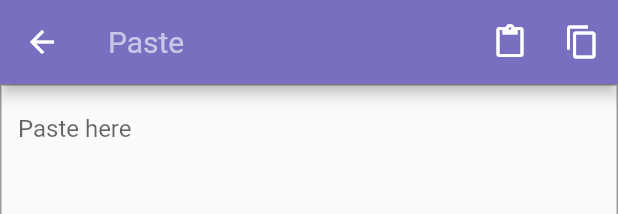
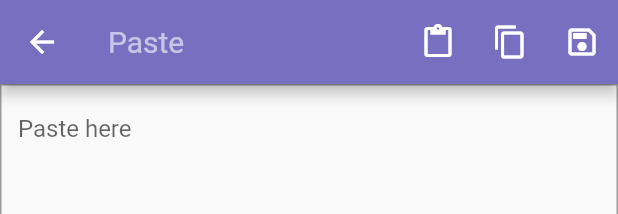
Before and after one commit to MistaZidane/notely, a Flutter app: the PasteBinScreen widget shown alone on an empty page, opened directly, after a tap on "Paste", on a phone screen of 412 x 824 dp. Shown: the top 214 px of the screen. Run offline on Flutter 3.47's test engine with Material 2 defaults, Android fonts, the phone set to English and light mode, and no system bars; our stand-ins replace animated_text_kit, curved_navigation_bar, get, hive, hive_flutter; missing offline and left inert: clipboard; accounts and stored records are empty.

Commit message:
save new pasted done

```diff
--- a/lib/boxes/boxes.dart
+++ b/lib/boxes/boxes.dart
@@ -1,7 +1,9 @@
 import 'package:hive/hive.dart';
 import 'package:hive_flutter/hive_flutter.dart';
 import 'package:notes/models/notes_model.dart';
+import 'package:notes/models/paste_model.dart';
 
 class Boxes {
   static Box<NotesModel> getNotes() => Hive.box<NotesModel>("notes");
+  static Box<PasteModel> getPaste() => Hive.box<PasteModel>("paste");
 }
--- a/lib/main.dart
+++ b/lib/main.dart
@@ -2,6 +2,7 @@ import 'package:flutter/material.dart';
 import 'package:get/route_manager.dart';
 import 'package:hive/hive.dart';
 import 'package:hive_flutter/hive_flutter.dart';
+import 'package:notes/models/paste_model.dart';
 // import 'package:notes/screens/home_screen.dart';
 // import 'package:notes/screens/add_notes_screen.dart';
 // import 'package:notes/screens/home_screen.dart';
@@ -18,7 +19,9 @@ import 'models/notes_model.dart';
 void main() async {
   await Hive.initFlutter();
   Hive.registerAdapter(NotesModelAdapter());
+  Hive.registerAdapter(PasteModelAdapter());
   await Hive.openBox<NotesModel>('notes');
+  await Hive.openBox<PasteModel>('paste');
   var box = await Hive.openBox('settings');
   box.put("theme", "dark");
   runApp(GetMaterialApp(
--- a/lib/models/paste_model.dart
+++ b/lib/models/paste_model.dart
@@ -1,6 +1,19 @@
+import 'package:hive/hive.dart';
+part 'paste_model.g.dart';
+
+@HiveType(typeId: 1)
 class PasteModel {
+  @HiveField(0)
   final String id;
+  @HiveField(1)
+  final String text;
+  @HiveField(2)
   final DateTime date;
-  final String text;
-  PasteModel({required this.id, required this.date, required this.text});
+  @HiveField(3)
+  final int color;
+  PasteModel(
+      {required this.color,
+      required this.id,
+      required this.date,
+      required this.text});
 }
--- a/lib/screens/add_notes_screen.dart
+++ b/lib/screens/add_notes_screen.dart
@@ -22,7 +22,7 @@ class AddNotesScreen extends StatelessWidget {
     final box = Boxes.getNotes();
 
     box.add(noteItem).then((value) {
-      print("added trasaction successfully");
+      print(value);
     });
   }
 
--- a/lib/screens/add_paste_screen.dart
+++ b/lib/screens/add_paste_screen.dart
@@ -1,10 +1,32 @@
+import 'dart:math';
+
 import 'package:flutter/material.dart';
 import 'package:get/get.dart';
 import 'package:clipboard/clipboard.dart';
+import 'package:notes/boxes/boxes.dart';
+import '../models/paste_model.dart';
 
 class AddPasteScreen extends StatelessWidget {
   AddPasteScreen({Key? key}) : super(key: key);
   final TextEditingController textfieldontroller = TextEditingController();
+  final List<Color> colors = [
+    Color.fromRGBO(218, 198, 162, 1),
+    Color.fromRGBO(183, 111, 193, 1),
+    Color.fromRGBO(163, 112, 194, 1),
+    Color.fromRGBO(168, 161, 215, 1),
+    Color.fromRGBO(162, 182, 218, 1),
+    Color.fromRGBO(194, 163, 112, 1),
+    Color.fromRGBO(196, 122, 112, 1),
+  ];
+
+  void addPaste(PasteModel pasteItem) async {
+    final box = Boxes.getPaste();
+
+    box.add(pasteItem).then((value) {
+      print(value);
+    });
+  }
+
   @override
   Widget build(BuildContext context) {
     return Scaffold(
@@ -20,6 +42,8 @@ class AddPasteScreen extends StatelessWidget {
             onPressed: () {
               FlutterClipboard.paste().then((value) {
                 textfieldontroller.text = value;
+                Get.snackbar("Success", "Pasted from Cliboard",
+                    snackPosition: SnackPosition.BOTTOM);
               });
             },
             icon: Icon(Icons.paste_outlined),
@@ -32,6 +56,19 @@ class AddPasteScreen extends StatelessWidget {
               });
             },
             icon: Icon(Icons.copy_outlined),
+          ),
+          IconButton(
+            onPressed: () {
+              var randomColorIndex = Random();
+              addPaste(PasteModel(
+                  color: randomColorIndex.nextInt(6),
+                  id: "id",
+                  date: DateTime.now(),
+                  text: textfieldontroller.text));
+              Get.snackbar("Success", "Saved Paste",
+                  snackPosition: SnackPosition.BOTTOM);
+            },
+            icon: Icon(Icons.save_outlined),
           ),
         ],
       ),
--- a/lib/screens/notes_screen.dart
+++ b/lib/screens/notes_screen.dart
@@ -100,7 +100,7 @@ class NotesScreen extends StatelessWidget {
                                       color: Colors.white70),
                                 ),
                                 Text(
-                                  data!.title,
+                                  data.title,
                                   style: TextStyle(
                                       color: Colors.white70,
                                       fontWeight: FontWeight.bold),
--- a/lib/screens/paste_bin_screen.dart
+++ b/lib/screens/paste_bin_screen.dart
@@ -1,17 +1,35 @@
 import 'package:flutter/material.dart';
 import 'package:get/route_manager.dart';
+import 'package:notes/models/paste_model.dart';
+import '../boxes/boxes.dart';
 import '../screens/add_paste_screen.dart';
+import 'package:hive/hive.dart';
+import 'package:hive_flutter/hive_flutter.dart';
 
 class PasteBinScreen extends StatelessWidget {
-  const PasteBinScreen({Key? key}) : super(key: key);
-
+  PasteBinScreen({Key? key}) : super(key: key);
+  final List<Color> colors = [
+    Color.fromRGBO(218, 198, 162, 1),
+    Color.fromRGBO(183, 111, 193, 1),
+    Color.fromRGBO(163, 112, 194, 1),
+    Color.fromRGBO(168, 161, 215, 1),
+    Color.fromRGBO(162, 182, 218, 1),
+    Color.fromRGBO(194, 163, 112, 1),
+    Color.fromRGBO(196, 122, 112, 1),
+  ];
   @override
   Widget build(BuildContext context) {
-    return GridView(
+    return ValueListenableBuilder(
+        valueListenable: Boxes.getPaste().listenable(),
+        builder: (context, Box<PasteModel> items, _) {
+          List<int> keys = items.keys.cast<int>().toList();
+          return GridView.builder(
             gridDelegate: SliverGridDelegateWithFixedCrossAxisCount(
                 crossAxisCount: 2, crossAxisSpacing: 4.0, mainAxisSpacing: 4.0),
-      children: [
-        InkWell(
+            itemCount: keys.length + 1,
+            itemBuilder: (context, index) {
+              if (index == 0) {
+                return InkWell(
                   onTap: () {
                     Get.to(AddPasteScreen());
                   },
@@ -38,21 +56,24 @@ class PasteBinScreen extends StatelessWidget {
                           ),
                           Text(
                             "Paste",
-                    style:
-                        TextStyle(fontSize: 25.0, fontWeight: FontWeight.bold),
+                            style: TextStyle(
+                                fontSize: 25.0, fontWeight: FontWeight.bold),
                           )
                         ],
                       ),
                     ),
                   ),
-        ),
-        InkWell(
+                );
+              }
+              final int key = keys[index - 1];
+              final PasteModel? data = items.get(key);
+              return InkWell(
                 onTap: () {},
                 child: Card(
                   margin: EdgeInsets.all(10.0),
                   elevation: 5.0,
                   shadowColor: Colors.grey,
-            color: Color.fromRGBO(218, 198, 162, 1),
+                  color: colors[data!.color],
                   shape: RoundedRectangleBorder(
                     borderRadius: BorderRadius.circular(18.0),
                   ),
@@ -75,7 +96,7 @@ class PasteBinScreen extends StatelessWidget {
                                 ),
                                 Flexible(
                                   child: Text(
-                              "Lorem Ipsum is simply dummy text of the printing and typesetting industry. Lorem Ipsum has been the industry's standard dummy text ever since the 1500s",
+                                    data.text,
                                     style: TextStyle(color: Colors.white70),
                                     softWrap: true,
                                   ),
@@ -88,180 +109,182 @@ class PasteBinScreen extends StatelessWidget {
                     ),
                   ),
                 ),
-        ),
-        InkWell(
-          onTap: () {},
-          child: Card(
-            margin: EdgeInsets.all(10.0),
-            elevation: 5.0,
-            shadowColor: Colors.grey,
-            color: Color.fromRGBO(183, 111, 193, 1),
-            shape: RoundedRectangleBorder(
-              borderRadius: BorderRadius.circular(18.0),
-            ),
-            child: Padding(
-              padding: const EdgeInsets.all(13.0),
-              child: Row(
-                mainAxisAlignment: MainAxisAlignment.spaceBetween,
-                children: [
-                  Flexible(
-                    child: Container(
-                      child: Column(
-                        crossAxisAlignment: CrossAxisAlignment.start,
-                        children: [
-                          Text(
-                            "13/06/2021",
-                            style: TextStyle(
-                                fontSize: 16.0,
-                                fontWeight: FontWeight.bold,
-                                color: Colors.white70),
-                          ),
-                          Flexible(
-                            child: Text(
-                              "Lorem Ipsum is simply dummy text of the printing and typesetting industry. Lorem Ipsum has been the industry's standard dummy text ever since the 1500s",
-                              style: TextStyle(color: Colors.white70),
-                              softWrap: true,
-                            ),
-                          ),
-                        ],
-                      ),
-                    ),
-                  ),
-                ],
-              ),
-            ),
-          ),
-        ),
-        InkWell(
-          onTap: () {},
-          child: Card(
-            margin: EdgeInsets.all(10.0),
-            elevation: 5.0,
-            shadowColor: Colors.grey,
-            color: Color.fromRGBO(163, 112, 194, 1),
-            shape: RoundedRectangleBorder(
-              borderRadius: BorderRadius.circular(18.0),
-            ),
-            child: Padding(
-              padding: const EdgeInsets.all(13.0),
-              child: Row(
-                mainAxisAlignment: MainAxisAlignment.spaceBetween,
-                children: [
-                  Flexible(
-                    child: Container(
-                      child: Column(
-                        crossAxisAlignment: CrossAxisAlignment.start,
-                        children: [
-                          Text(
-                            "13/06/2021",
-                            style: TextStyle(
-                                fontSize: 16.0,
-                                fontWeight: FontWeight.bold,
-                                color: Colors.white70),
-                          ),
-                          Flexible(
-                            child: Text(
-                              "Lorem Ipsum is simply dummy text of the printing and typesetting industry. Lorem Ipsum has been the industry's standard dummy text ever since the 1500s",
-                              style: TextStyle(color: Colors.white70),
-                              softWrap: true,
-                            ),
-                          ),
-                        ],
-                      ),
-                    ),
-                  ),
-                ],
-              ),
-            ),
-          ),
-        ),
-        InkWell(
-          onTap: () {},
-          child: Card(
-            margin: EdgeInsets.all(10.0),
-            elevation: 5.0,
-            shadowColor: Colors.grey,
-            color: Color.fromRGBO(168, 161, 215, 1),
-            shape: RoundedRectangleBorder(
-              borderRadius: BorderRadius.circular(18.0),
-            ),
-            child: Padding(
-              padding: const EdgeInsets.all(13.0),
-              child: Row(
-                mainAxisAlignment: MainAxisAlignment.spaceBetween,
-                children: [
-                  Flexible(
-                    child: Container(
-                      child: Column(
-                        crossAxisAlignment: CrossAxisAlignment.start,
-                        children: [
-                          Text(
-                            "13/06/2021",
-                            style: TextStyle(
-                                fontSize: 16.0,
-                                fontWeight: FontWeight.bold,
-                                color: Colors.white70),
-                          ),
-                          Flexible(
-                            child: Text(
-                              "Lorem Ipsum is simply dummy text of the printing and typesetting industry. Lorem Ipsum has been the industry's standard dummy text ever since the 1500s",
-                              style: TextStyle(color: Colors.white70),
-                              softWrap: true,
-                            ),
-                          ),
-                        ],
-                      ),
-                    ),
-                  ),
-                ],
-              ),
-            ),
-          ),
-        ),
-        InkWell(
-          onTap: () {},
-          child: Card(
-            margin: EdgeInsets.all(10.0),
-            elevation: 5.0,
-            shadowColor: Colors.grey,
-            color: Color.fromRGBO(162, 182, 218, 1),
-            shape: RoundedRectangleBorder(
-              borderRadius: BorderRadius.circular(18.0),
-            ),
-            child: Padding(
-              padding: const EdgeInsets.all(13.0),
-              child: Row(
-                mainAxisAlignment: MainAxisAlignment.spaceBetween,
-                children: [
-                  Flexible(
-                    child: Container(
-                      child: Column(
-                        crossAxisAlignment: CrossAxisAlignment.start,
-                        children: [
-                          Text(
-                            "13/06/2021",
-                            style: TextStyle(
-                                fontSize: 16.0,
-                                fontWeight: FontWeight.bold,
-                                color: Colors.white70),
-                          ),
-                          Flexible(
-                            child: Text(
-                              "Lorem Ipsum is simply dummy text of the printing and typesetting industry. Lorem Ipsum has been the industry's standard dummy text ever since the 1500s",
-                              style: TextStyle(color: Colors.white70),
-                              softWrap: true,
-                            ),
-                          ),
-                        ],
-                      ),
-                    ),
-                  ),
-                ],
-              ),
-            ),
-          ),
-        ),
-      ],
               );
+            },
+          );
+        });
+
+    // InkWell(
+    //   onTap: () {},
+    //   child: Card(
+    //     margin: EdgeInsets.all(10.0),
+    //     elevation: 5.0,
+    //     shadowColor: Colors.grey,
+    //     color: Color.fromRGBO(183, 111, 193, 1),
+    //     shape: RoundedRectangleBorder(
+    //       borderRadius: BorderRadius.circular(18.0),
+    //     ),
+    //     child: Padding(
+    //       padding: const EdgeInsets.all(13.0),
+    //       child: Row(
+    //         mainAxisAlignment: MainAxisAlignment.spaceBetween,
+    //         children: [
+    //           Flexible(
+    //             child: Container(
+    //               child: Column(
+    //                 crossAxisAlignment: CrossAxisAlignment.start,
+    //                 children: [
+    //                   Text(
+    //                     "13/06/2021",
+    //                     style: TextStyle(
+    //                         fontSize: 16.0,
+    //                         fontWeight: FontWeight.bold,
+    //                         color: Colors.white70),
+    //                   ),
+    //                   Flexible(
+    //                     child: Text(
+    //                       "Lorem Ipsum is simply dummy text of the printing and typesetting industry. Lorem Ipsum has been the industry's standard dummy text ever since the 1500s",
+    //                       style: TextStyle(color: Colors.white70),
+    //                       softWrap: true,
+    //                     ),
+    //                   ),
+    //                 ],
+    //               ),
+    //             ),
+    //           ),
+    //         ],
+    //       ),
+    //     ),
+    //   ),
+    // ),
+    // InkWell(
+    //   onTap: () {},
+    //   child: Card(
+    //     margin: EdgeInsets.all(10.0),
+    //     elevation: 5.0,
+    //     shadowColor: Colors.grey,
+    //     color: Color.fromRGBO(163, 112, 194, 1),
+    //     shape: RoundedRectangleBorder(
+    //       borderRadius: BorderRadius.circular(18.0),
+    //     ),
+    //     child: Padding(
+    //       padding: const EdgeInsets.all(13.0),
+    //       child: Row(
+    //         mainAxisAlignment: MainAxisAlignment.spaceBetween,
+    //         children: [
+    //           Flexible(
+    //             child: Container(
+    //               child: Column(
+    //                 crossAxisAlignment: CrossAxisAlignment.start,
+    //                 children: [
+    //                   Text(
+    //                     "13/06/2021",
+    //                     style: TextStyle(
+    //                         fontSize: 16.0,
+    //                         fontWeight: FontWeight.bold,
+    //                         color: Colors.white70),
+    //                   ),
+    //                   Flexible(
+    //                     child: Text(
+    //                       "Lorem Ipsum is simply dummy text of the printing and typesetting industry. Lorem Ipsum has been the industry's standard dummy text ever since the 1500s",
+    //                       style: TextStyle(color: Colors.white70),
+    //                       softWrap: true,
+    //                     ),
+    //                   ),
+    //                 ],
+    //               ),
+    //             ),
+    //           ),
+    //         ],
+    //       ),
+    //     ),
+    //   ),
+    // ),
+    // InkWell(
+    //   onTap: () {},
+    //   child: Card(
+    //     margin: EdgeInsets.all(10.0),
+    //     elevation: 5.0,
+    //     shadowColor: Colors.grey,
+    //     color: Color.fromRGBO(168, 161, 215, 1),
+    //     shape: RoundedRectangleBorder(
+    //       borderRadius: BorderRadius.circular(18.0),
+    //     ),
+    //     child: Padding(
+    //       padding: const EdgeInsets.all(13.0),
+    //       child: Row(
+    //         mainAxisAlignment: MainAxisAlignment.spaceBetween,
+    //         children: [
+    //           Flexible(
+    //             child: Container(
+    //               child: Column(
+    //                 crossAxisAlignment: CrossAxisAlignment.start,
+    //                 children: [
+    //                   Text(
+    //                     "13/06/2021",
+    //                     style: TextStyle(
+    //                         fontSize: 16.0,
+    //                         fontWeight: FontWeight.bold,
+    //                         color: Colors.white70),
+    //                   ),
+    //                   Flexible(
+    //                     child: Text(
+    //                       "Lorem Ipsum is simply dummy text of the printing and typesetting industry. Lorem Ipsum has been the industry's standard dummy text ever since the 1500s",
+    //                       style: TextStyle(color: Colors.white70),
+    //                       softWrap: true,
+    //                     ),
+    //                   ),
+    //                 ],
+    //               ),
+    //             ),
+    //           ),
+    //         ],
+    //       ),
+    //     ),
+    //   ),
+    // ),
+    // InkWell(
+    //   onTap: () {},
+    //   child: Card(
+    //     margin: EdgeInsets.all(10.0),
+    //     elevation: 5.0,
+    //     shadowColor: Colors.grey,
+    //     color: Color.fromRGBO(162, 182, 218, 1),
+    //     shape: RoundedRectangleBorder(
+    //       borderRadius: BorderRadius.circular(18.0),
+    //     ),
+    //     child: Padding(
+    //       padding: const EdgeInsets.all(13.0),
+    //       child: Row(
+    //         mainAxisAlignment: MainAxisAlignment.spaceBetween,
+    //         children: [
+    //           Flexible(
+    //             child: Container(
+    //               child: Column(
+    //                 crossAxisAlignment: CrossAxisAlignment.start,
+    //                 children: [
+    //                   Text(
+    //                     "13/06/2021",
+    //                     style: TextStyle(
+    //                         fontSize: 16.0,
+    //                         fontWeight: FontWeight.bold,
+    //                         color: Colors.white70),
+    //                   ),
+    //                   Flexible(
+    //                     child: Text(
+    //                       "Lorem Ipsum is simply dummy text of the printing and typesetting industry. Lorem Ipsum has been the industry's standard dummy text ever since the 1500s",
+    //                       style: TextStyle(color: Colors.white70),
+    //                       softWrap: true,
+    //                     ),
+    //                   ),
+    //                 ],
+    //               ),
+    //             ),
+    //           ),
+    //         ],
+    //       ),
+    //     ),
+    //   ),
+    // ),
   }
 }
```
Also changed, not shown: lib/models/paste_model.g.dart (added). Lines whose indentation alone changed are shown as unchanged.
